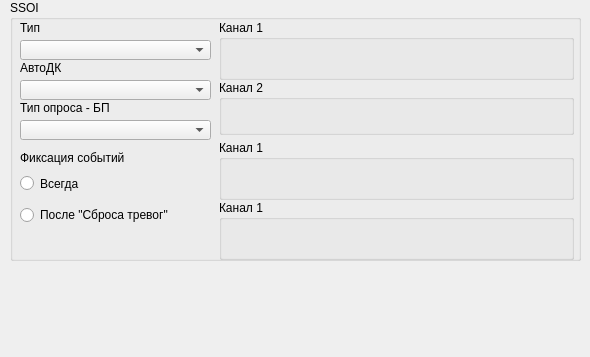
Old version of the form m_cfg/ssoi_widget.ui in the repository xXRadioHeadXx/start7.
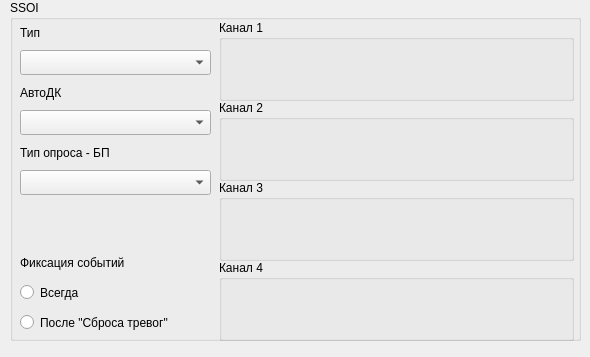
New version of the form. The open tabs and pages were chosen to show the change. Custom widgets are drawn as their Qt base class.

The edit to the form file:
```diff
--- a/m_cfg/ssoi_widget.ui
+++ b/m_cfg/ssoi_widget.ui
@@ -19,7 +19,7 @@
      <x>10</x>
      <y>0</y>
      <width>571</width>
-     <height>261</height>
+     <height>341</height>
     </rect>
    </property>
    <property name="title">
@@ -29,21 +29,21 @@
     <property name="geometry">
      <rect>
       <x>10</x>
-      <y>40</y>
+      <y>50</y>
       <width>191</width>
-      <height>20</height>
+      <height>25</height>
      </rect>
     </property>
     <property name="minimumSize">
      <size>
       <width>1</width>
-      <height>20</height>
+      <height>25</height>
      </size>
     </property>
     <property name="maximumSize">
      <size>
       <width>999</width>
-      <height>20</height>
+      <height>25</height>
      </size>
     </property>
    </widget>
@@ -53,7 +53,7 @@
       <x>10</x>
       <y>20</y>
       <width>191</width>
-      <height>16</height>
+      <height>25</height>
      </rect>
     </property>
     <property name="text">
@@ -64,9 +64,9 @@
     <property name="geometry">
      <rect>
       <x>10</x>
-      <y>80</y>
+      <y>110</y>
       <width>191</width>
-      <height>20</height>
+      <height>25</height>
      </rect>
     </property>
     <property name="minimumSize">
@@ -78,7 +78,7 @@
     <property name="maximumSize">
      <size>
       <width>999</width>
-      <height>20</height>
+      <height>25</height>
      </size>
     </property>
    </widget>
@@ -86,9 +86,9 @@
     <property name="geometry">
      <rect>
       <x>10</x>
-      <y>60</y>
+      <y>80</y>
       <width>181</width>
-      <height>16</height>
+      <height>25</height>
      </rect>
     </property>
     <property name="text">
@@ -99,9 +99,9 @@
     <property name="geometry">
      <rect>
       <x>10</x>
-      <y>120</y>
+      <y>170</y>
       <width>191</width>
-      <height>20</height>
+      <height>25</height>
      </rect>
     </property>
     <property name="minimumSize">
@@ -113,7 +113,7 @@
     <property name="maximumSize">
      <size>
       <width>999</width>
-      <height>20</height>
+      <height>25</height>
      </size>
     </property>
    </widget>
@@ -121,9 +121,9 @@
     <property name="geometry">
      <rect>
       <x>10</x>
-      <y>100</y>
+      <y>140</y>
       <width>181</width>
-      <height>16</height>
+      <height>25</height>
      </rect>
     </property>
     <property name="text">
@@ -174,7 +174,7 @@
         <x>0</x>
         <y>10</y>
         <width>355</width>
-        <height>60</height>
+        <height>81</height>
        </rect>
       </property>
       <property name="title">
@@ -186,7 +186,7 @@
          <x>0</x>
          <y>15</y>
          <width>350</width>
-         <height>40</height>
+         <height>56</height>
         </rect>
        </property>
       </widget>
@@ -195,9 +195,9 @@
       <property name="geometry">
        <rect>
         <x>0</x>
-        <y>70</y>
+        <y>90</y>
         <width>355</width>
-        <height>55</height>
+        <height>81</height>
        </rect>
       </property>
       <property name="title">
@@ -209,7 +209,7 @@
          <x>0</x>
          <y>15</y>
          <width>350</width>
-         <height>40</height>
+         <height>56</height>
         </rect>
        </property>
       </widget>
@@ -218,13 +218,13 @@
       <property name="geometry">
        <rect>
         <x>0</x>
-        <y>130</y>
+        <y>170</y>
         <width>355</width>
-        <height>60</height>
+        <height>81</height>
        </rect>
       </property>
       <property name="title">
-       <string>Канал 1</string>
+       <string>Канал 3</string>
       </property>
       <widget class="ssoi_port_widget" name="SSOI_M_Port_widget_3" native="true">
        <property name="geometry">
@@ -232,7 +232,7 @@
          <x>0</x>
          <y>15</y>
          <width>350</width>
-         <height>40</height>
+         <height>56</height>
         </rect>
        </property>
       </widget>
@@ -241,13 +241,13 @@
       <property name="geometry">
        <rect>
         <x>0</x>
-        <y>190</y>
+        <y>250</y>
         <width>355</width>
-        <height>60</height>
+        <height>81</height>
        </rect>
       </property>
       <property name="title">
-       <string>Канал 1</string>
+       <string>Канал 4</string>
       </property>
       <widget class="ssoi_port_widget" name="SSOI_M_Port_widget_4" native="true">
        <property name="geometry">
@@ -255,7 +255,7 @@
          <x>0</x>
          <y>15</y>
          <width>350</width>
-         <height>40</height>
+         <height>56</height>
         </rect>
        </property>
       </widget>
@@ -266,9 +266,9 @@
     <property name="geometry">
      <rect>
       <x>10</x>
-      <y>175</y>
+      <y>280</y>
       <width>82</width>
-      <height>17</height>
+      <height>25</height>
      </rect>
     </property>
     <property name="text">
@@ -279,9 +279,9 @@
     <property name="geometry">
      <rect>
       <x>10</x>
-      <y>205</y>
-      <width>171</width>
-      <height>20</height>
+      <y>310</y>
+      <width>481</width>
+      <height>25</height>
      </rect>
     </property>
     <property name="text">
@@ -292,8 +292,8 @@
     <property name="geometry">
      <rect>
       <x>10</x>
-      <y>150</y>
-      <width>181</width>
+      <y>255</y>
+      <width>201</width>
       <height>16</height>
      </rect>
     </property>
```
Left out of the diff: 6 changed lines with no effect on the pictures.
